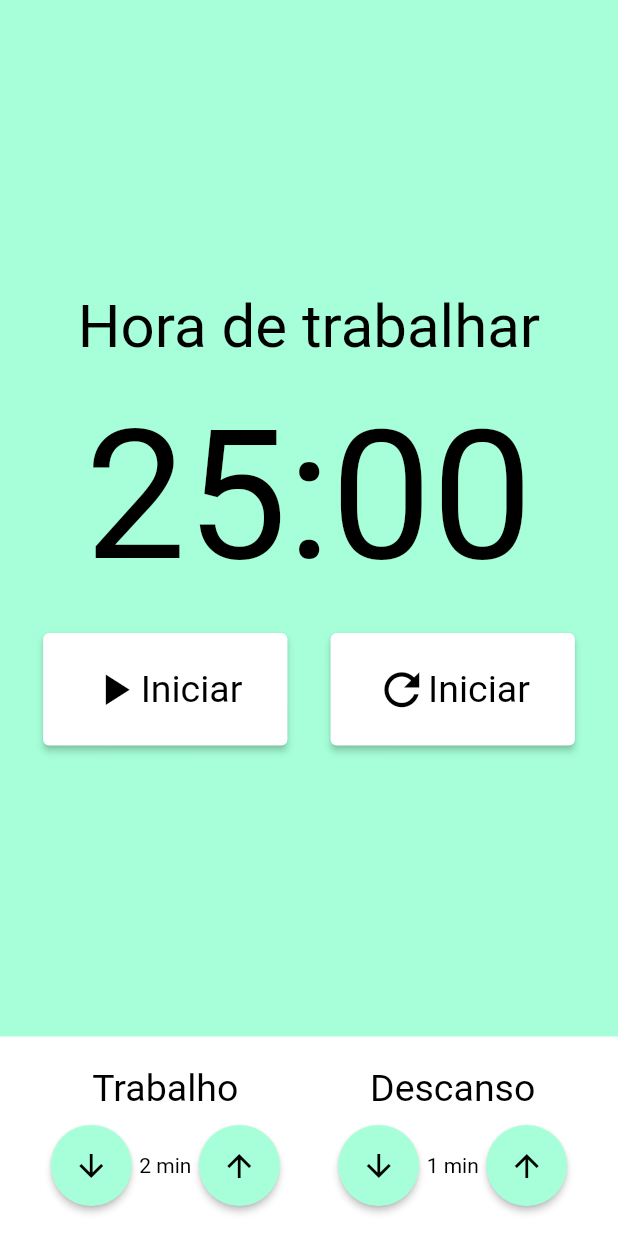
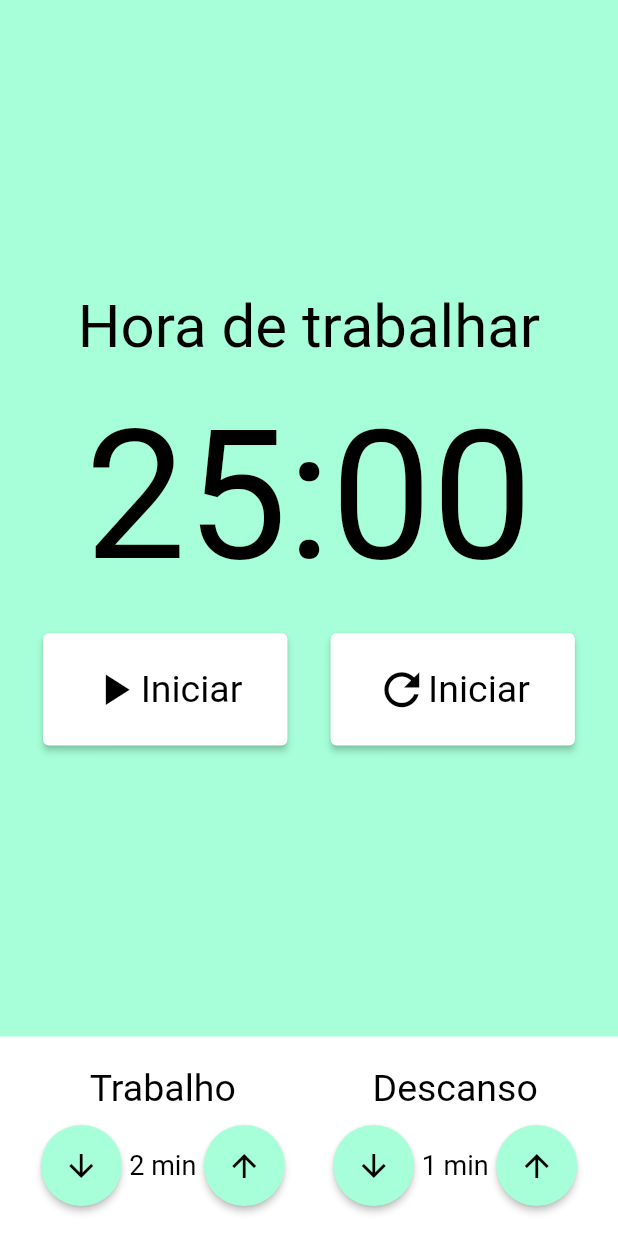
Before and after one commit to vitorhermeto2001/cod3r_pomodoro, a Flutter app: the screen it shows after launch, on a phone screen of 412 x 824 dp. Run offline on Flutter 3.47's test engine with Material 2 defaults, Android fonts, the light colour scheme and no system bars; our stand-ins replace flutter_mobx, mobx; generated files the repository leaves out were written again.

Commit message:
Botões de entrada de tempo funcionado

```diff
--- a/lib/components/botao_entrada_tempo.dart
+++ b/lib/components/botao_entrada_tempo.dart
@@ -4,7 +4,7 @@ import 'package:provider/provider.dart';
 
 class BotaoEntradaTempo extends StatelessWidget {
   final IconData icon;
-  final Function function;
+  final void Function() function;
 
   const BotaoEntradaTempo({
     Key? key,
@@ -17,7 +17,7 @@ class BotaoEntradaTempo extends StatelessWidget {
     final theme = Theme.of(context);
 
     return ElevatedButton(
-      onPressed: () {},
+      onPressed: function,
       child: Icon(
         icon,
         color: theme.primaryColor,
--- a/lib/components/entrada_tempo.dart
+++ b/lib/components/entrada_tempo.dart
@@ -6,8 +6,8 @@ import 'package:provider/provider.dart';
 class EntradaTempo extends StatelessWidget {
   final String titulo;
   final int valor;
-  final Function incrementar;
-  final Function decrementar;
+  final void Function() incrementar;
+  final void Function() decrementar;
 
   const EntradaTempo({
     Key? key,
@@ -38,7 +38,10 @@ class EntradaTempo extends StatelessWidget {
             ),
             Text(
               '${this.valor} min',
-              style: TextStyle(color: primaryColor),
+              style: TextStyle(
+                color: primaryColor,
+                fontSize: 18,
+              ),
             ),
             BotaoEntradaTempo(
               icon: Icons.arrow_upward,
--- a/lib/pages/pomodoro.dart
+++ b/lib/pages/pomodoro.dart
@@ -2,6 +2,7 @@ import 'package:cod3r_cronometro/components/cronometro.dart';
 import 'package:cod3r_cronometro/components/entrada_tempo.dart';
 import 'package:cod3r_cronometro/store/pomodoro_store.dart';
 import 'package:flutter/material.dart';
+import 'package:flutter_mobx/flutter_mobx.dart';
 import 'package:provider/provider.dart';
 
 class Pomodoro extends StatelessWidget {
@@ -21,7 +22,8 @@ class Pomodoro extends StatelessWidget {
             ),
             Padding(
               padding: const EdgeInsets.symmetric(vertical: 20),
-              child: Row(
+              child: Observer(builder: (_) {
+                return Row(
                   mainAxisAlignment: MainAxisAlignment.spaceEvenly,
                   children: [
                     EntradaTempo(
@@ -37,7 +39,8 @@ class Pomodoro extends StatelessWidget {
                       decrementar: store.decrementarTempoDescanso,
                     ),
                   ],
-              ),
+                );
+              }),
             ),
           ],
         ),
```
Also changed, not shown: lib/store/pomodoro_store.dart (+9 -3 lines). Lines whose indentation alone changed are shown as unchanged.
